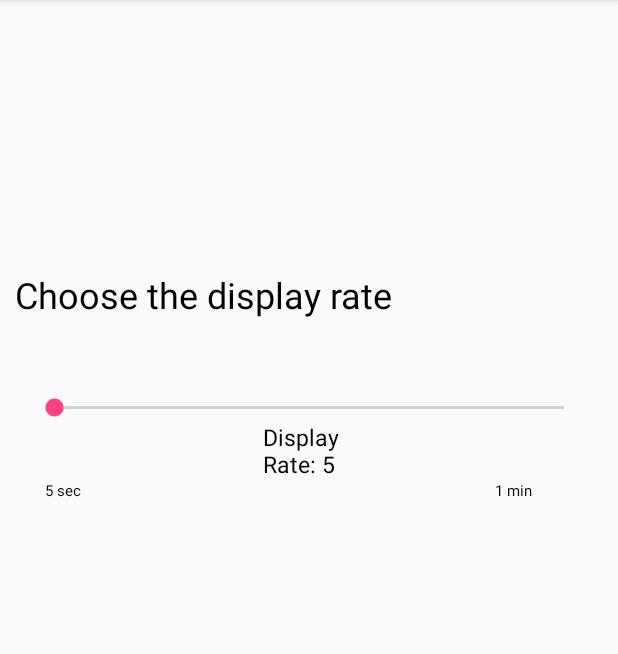
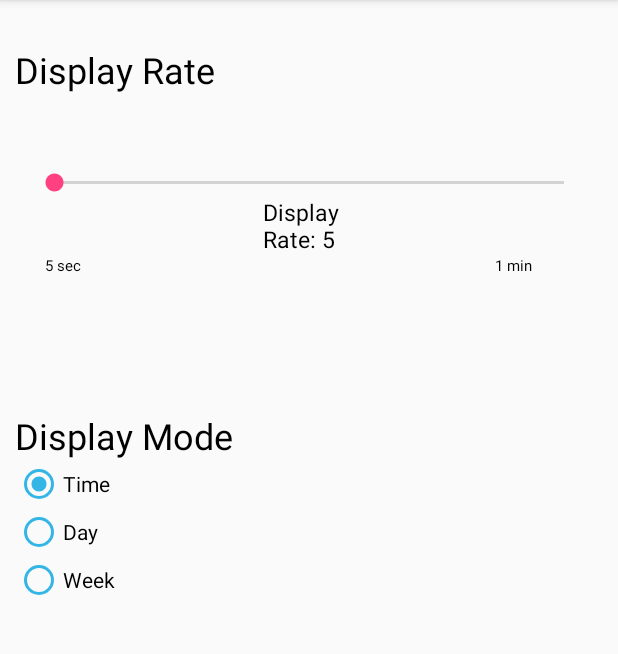
Before and after one commit to v1nnyc/DejaPhoto, an Android app: the RateActivity screen opened directly, with no data from a screen before it, on a phone screen of 412 x 824 dp, the part 84-738 px from its top. Run offline under Robolectric (Android 15) with nearby library versions, the phone set to English and light mode, and no system bars.

Commit message:
Task 10.3 method to change display mode

```diff
--- a/app/src/main/res/layout/rate.xml
+++ b/app/src/main/res/layout/rate.xml
@@ -1,28 +1,33 @@
 <?xml version="1.0" encoding="utf-8"?>
 <LinearLayout xmlns:android="http://schemas.android.com/apk/res/android"
-    android:orientation="vertical" android:layout_width="match_parent"
+    xmlns:app="http://schemas.android.com/apk/res-auto"
+    android:orientation="vertical"
+    android:layout_width="match_parent"
     android:layout_height="match_parent">
 
     <TextView
+        android:id="@+id/textView"
         android:layout_width="match_parent"
         android:layout_height="wrap_content"
-        android:layout_marginTop="180dp"
         android:layout_marginLeft="10dp"
-        android:text="Choose the display rate"
+        android:layout_marginTop="30dp"
+        android:text="Display Rate"
         android:textColor="@android:color/black"
-        android:textSize="24sp"/>
+        android:textSize="24sp" />
 
     <RelativeLayout
         android:layout_width="wrap_content"
         android:layout_height="wrap_content">
+
         <SeekBar
             android:id="@+id/seekBar"
             android:layout_width="match_parent"
             android:layout_height="wrap_content"
-        android:layout_marginTop="50dp"
             android:layout_marginLeft="20dp"
             android:layout_marginRight="20dp"
-        android:max="60"/>
+            android:layout_marginTop="50dp"
+            android:backgroundTint="@android:color/holo_blue_light"
+            android:max="60" />
 
     <TextView
         android:id="@+id/rateView"
@@ -58,4 +63,43 @@
             android:textColor="@android:color/black"
             android:textSize="10sp"/>
     </RelativeLayout>
+
+    <TextView
+        android:layout_width="wrap_content"
+        android:layout_height="wrap_content"
+        android:text="Display Mode"
+        android:layout_marginTop="90dp"
+        android:layout_marginLeft="10dp"
+        android:textColor="@android:color/black"
+        android:textSize="24sp"/>
+
+    <RadioGroup
+        android:id="@+id/radioGroup"
+        android:layout_width="wrap_content"
+        android:layout_height="wrap_content"
+        android:checkedButton="@id/time"
+        android:layout_marginLeft="10dp">
+
+        <RadioButton
+        android:id="@+id/time"
+        android:layout_width="wrap_content"
+        android:layout_height="wrap_content"
+        android:text="Time"
+        android:buttonTint="@android:color/holo_blue_light"/>
+
+        <RadioButton
+            android:id="@+id/day"
+            android:layout_width="wrap_content"
+            android:layout_height="wrap_content"
+            android:text="Day"
+            android:buttonTint="@android:color/holo_blue_light"/>
+
+        <RadioButton
+            android:id="@+id/week"
+            android:layout_width="wrap_content"
+            android:layout_height="wrap_content"
+            android:text="Week"
+            android:buttonTint="@android:color/holo_blue_light"/>
+    </RadioGroup>
+
 </LinearLayout>
```
Also changed, not shown: app/src/main/java/comv1nnycdejaphoto/github/dejaphoto/RateActivity.java (+33 -8 lines), app/src/main/res/layout/start_screen.xml (+2 -5 lines), app/src/main/res/drawable/logo.png (added). Lines whose indentation alone changed are shown as unchanged.
